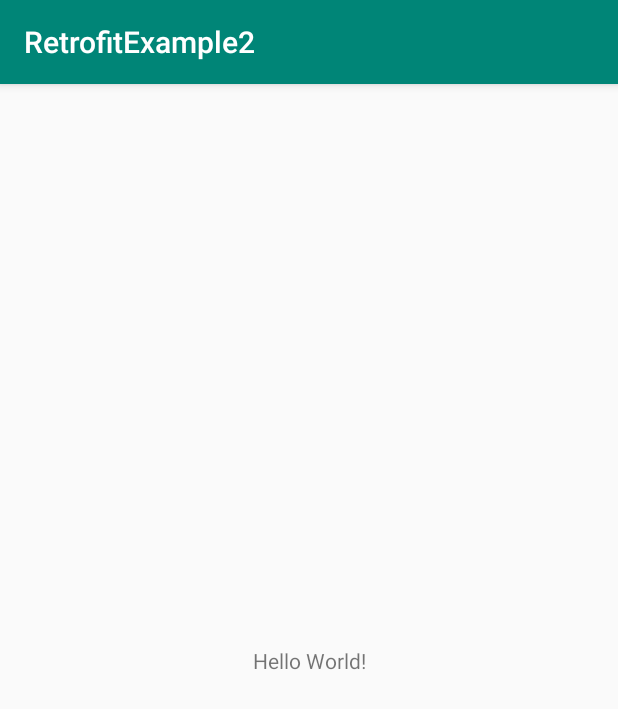
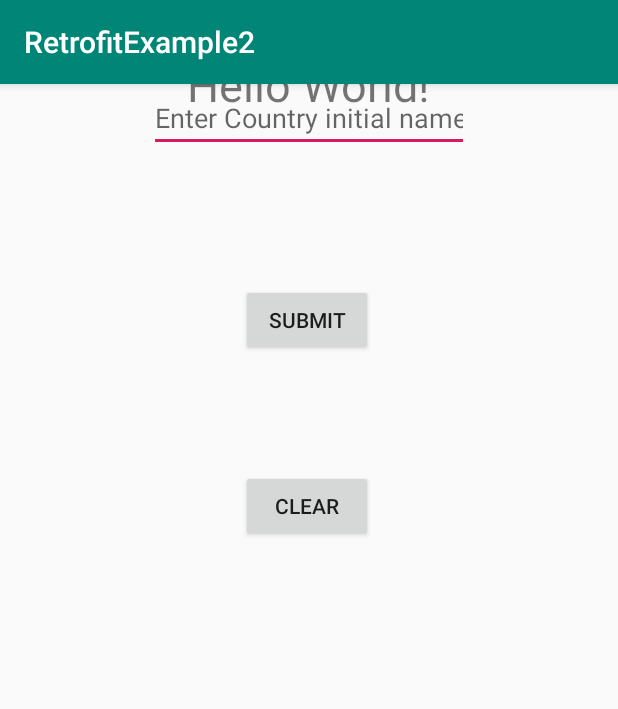
Before and after one commit to parth1493/RetrofitExample2, an Android app: the screen it shows after launch (MainActivity), on a phone screen of 412 x 824 dp. Shown: the top 709 px of the screen. Run offline under Robolectric (Android 15) with nearby library versions, the phone set to English and light mode, and no system bars.

Commit message:
finished design.

```diff
--- a/app/src/main/res/layout/activity_main.xml
+++ b/app/src/main/res/layout/activity_main.xml
@@ -7,12 +7,50 @@
     tools:context=".MainActivity">
 
     <TextView
+        android:id="@+id/textView"
         android:layout_width="wrap_content"
         android:layout_height="wrap_content"
         android:text="Hello World!"
-        app:layout_constraintBottom_toBottomOf="parent"
+        android:textSize="30sp"
+        app:layout_constraintBottom_toTopOf="@+id/editText"
         app:layout_constraintLeft_toLeftOf="parent"
         app:layout_constraintRight_toRightOf="parent"
-        app:layout_constraintTop_toTopOf="parent" />
+        app:layout_constraintTop_toTopOf="parent"
+        app:layout_constraintVertical_bias="0.515" />
+
+    <EditText
+        android:id="@+id/editText"
+        android:layout_width="wrap_content"
+        android:layout_height="wrap_content"
+        android:ems="10"
+        android:hint="Enter Country initial name"
+        android:inputType="textPersonName"
+        app:layout_constraintEnd_toEndOf="@+id/textView"
+        app:layout_constraintStart_toStartOf="@+id/textView"
+        tools:layout_editor_absoluteY="353dp" />
+
+    <Button
+        android:id="@+id/button"
+        android:layout_width="wrap_content"
+        android:layout_height="wrap_content"
+        android:layout_marginTop="88dp"
+        android:text="submit"
+        app:layout_constraintEnd_toEndOf="@+id/editText"
+        app:layout_constraintHorizontal_bias="0.488"
+        app:layout_constraintStart_toStartOf="@+id/editText"
+        app:layout_constraintTop_toBottomOf="@+id/editText" />
+
+    <Button
+        android:id="@+id/button2"
+        android:layout_width="wrap_content"
+        android:layout_height="wrap_content"
+        android:layout_marginTop="76dp"
+        android:text="Clear"
+        app:layout_constraintBottom_toBottomOf="parent"
+        app:layout_constraintEnd_toEndOf="@+id/button"
+        app:layout_constraintHorizontal_bias="1.0"
+        app:layout_constraintStart_toStartOf="@+id/button"
+        app:layout_constraintTop_toBottomOf="@+id/button"
+        app:layout_constraintVertical_bias="0.0" />
 
 </androidx.constraintlayout.widget.ConstraintLayout>
```
